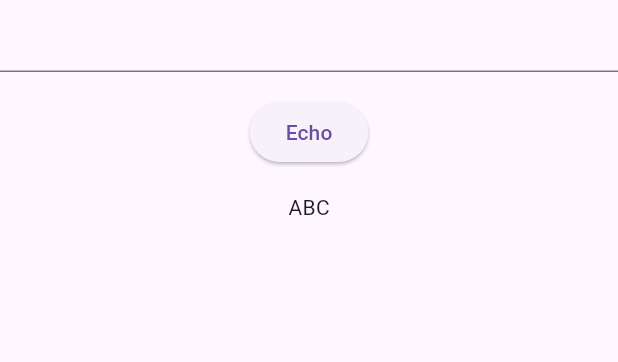
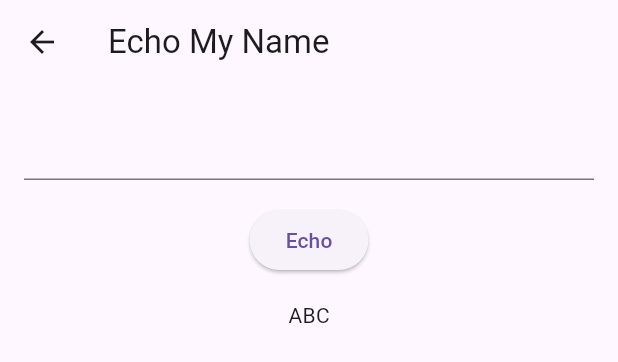
Before and after one commit to Jasonnnnnnnnnnnnnnnnn/flutter_week3, a Flutter app: what getDrawer() shows on an empty page, opened directly, after a tap on "Echo My Name", on a phone screen of 412 x 824 dp. Shown: the top 362 px of the screen. Run offline on Flutter 3.47's test engine with Material 3 defaults, Android fonts, the phone set to English and light mode, and no system bars.

Commit message:
create todo list

```diff
--- a/lib/echo_my_name.dart
+++ b/lib/echo_my_name.dart
@@ -19,16 +19,22 @@ class _EchoMyNameState extends State<EchoMyName> {
     super.initState();
     _controller = TextEditingController();
   }
+
   @override
   void dispose() {
     // TODO: implement dispose
     _controller.dispose();
     super.dispose();
   }
+
   @override
   Widget build(BuildContext context) {
     return Scaffold(
+      appBar: AppBar(
+        title: Text('Echo My Name'),
+      ),
       body: Container(
+        padding: EdgeInsets.all(16.0),
         child: Column(
           children: [
             TextField(
@@ -45,6 +51,7 @@ class _EchoMyNameState extends State<EchoMyName> {
                   log('Clicked');
                   setState(() {
                     result = _controller.text;
+                    _controller.clear();
                   });
                 },
                 child: Text('Echo')),
--- a/lib/main.dart
+++ b/lib/main.dart
@@ -2,6 +2,7 @@ import 'package:flutter/material.dart';
 import 'package:week3_project/echo_my_name.dart';
 import 'package:week3_project/main_page.dart';
 import 'package:week3_project/second_page.dart';
+import 'package:week3_project/todo_list.dart';
 
 
 void main() {
@@ -19,6 +20,7 @@ class MainApp extends StatelessWidget {
         MainPage.nameRounte: (context) => MainPage(),
         SecondPage.nameRounte: (context) => SecondPage(),
         EchoMyName.nameRoute: (context) => EchoMyName(),
+         TodoList.nameRounte: (context) => TodoList(),
       },
     );
   }
--- a/lib/main_drawer.dart
+++ b/lib/main_drawer.dart
@@ -2,6 +2,7 @@ import 'package:flutter/material.dart';
 import 'package:week3_project/echo_my_name.dart';
 import 'package:week3_project/main_page.dart';
 import 'package:week3_project/second_page.dart';
+import 'package:week3_project/todo_list.dart';
 
 Widget getDrawer(BuildContext context) {
   return Drawer(
@@ -24,7 +25,13 @@ Widget getDrawer(BuildContext context) {
               onTap: () {
                 Navigator.pushNamed(context, EchoMyName.nameRoute);
               },
-            )
+            ),
+            ListTile(
+              title: Text('Todo Lidt'),
+              onTap: () {
+                Navigator.pushNamed(context, TodoList.nameRounte);
+              },
+            ),
           ],
         ),
       );
```
Also changed, not shown: lib/todo_list.dart (added, +25 -0 lines).
